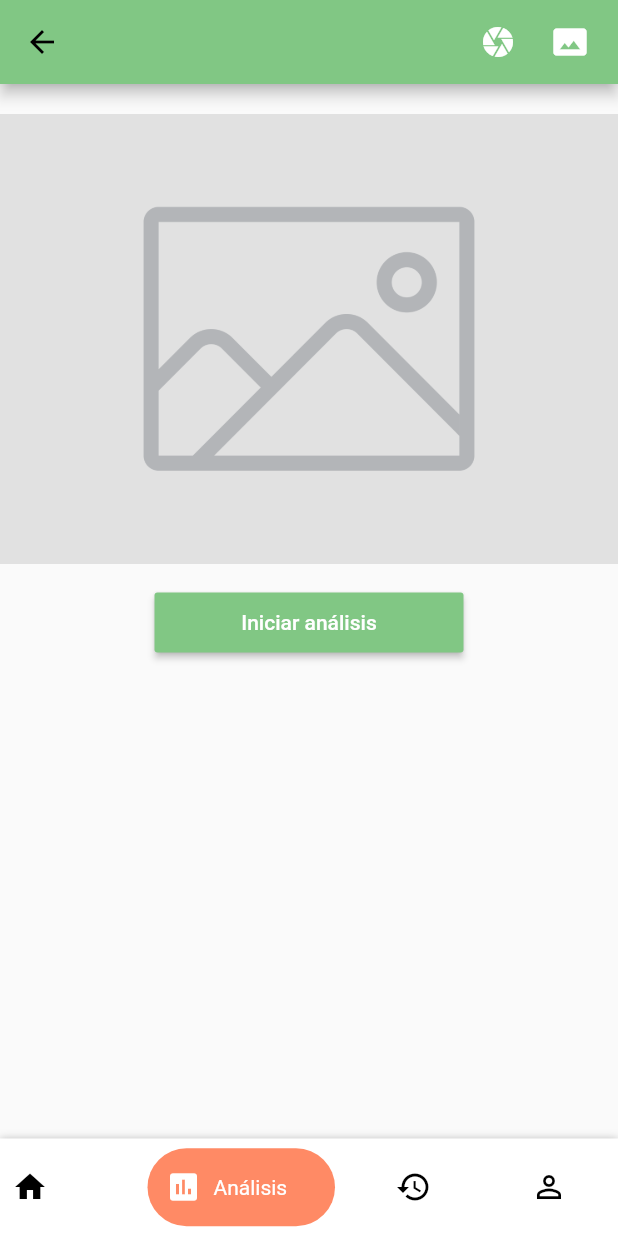
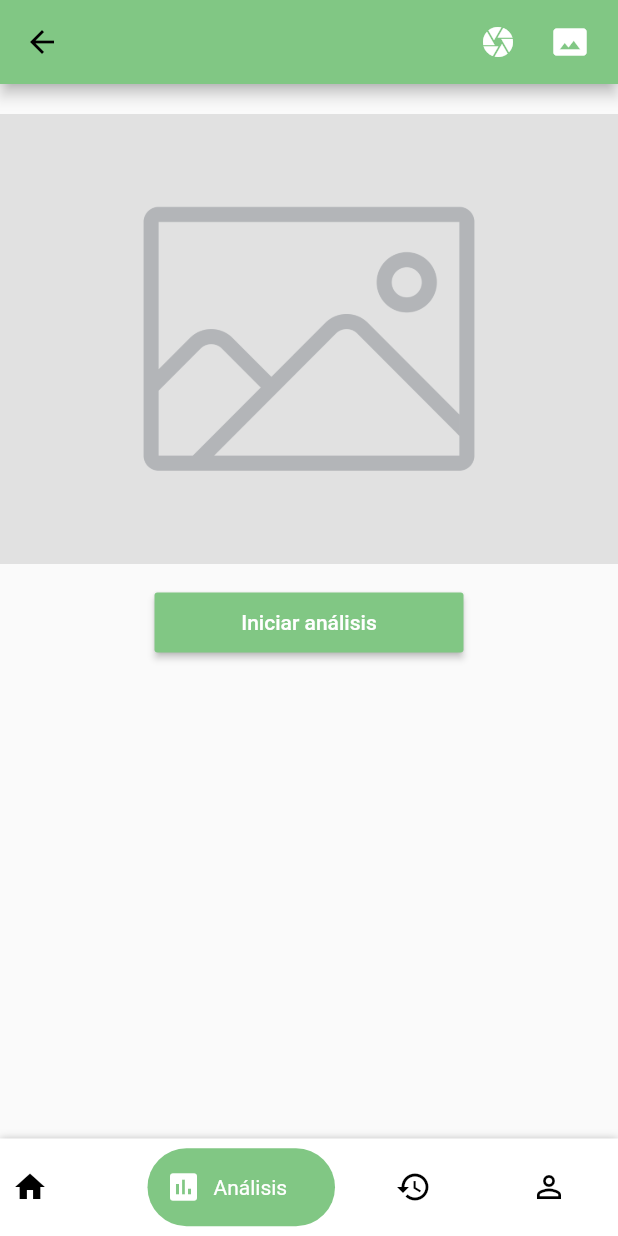
Before and after one commit to arrecis59/ui-client, a Flutter app: the HomePage screen opened by its route, item 2 of the bottom bar chosen, on a phone screen of 412 x 824 dp. Run offline on Flutter 3.47's test engine with Material 2 defaults, Android fonts, the phone set to English and light mode, and no system bars; our stand-ins replace image_picker, shared_preferences; accounts and stored records are empty; statements that could not run were skipped.

Commit message:
home page cambio de color

```diff
--- a/lib/src/pages/home_page.dart
+++ b/lib/src/pages/home_page.dart
@@ -19,8 +19,8 @@ class _HomePageState extends State<HomePage> {
 
   List<NavigationItem> items = [
     NavigationItem(Icon(Icons.home), Text('Home'), Colors.blue.shade300),
-    NavigationItem(Icon(Icons.insert_chart), Text('Análisis'), Colors.deepOrange.shade300),
-    NavigationItem(Icon(Icons.history), Text('Historial'), Colors.green.shade300),
+    NavigationItem(Icon(Icons.insert_chart), Text('Análisis'), Colors.green.shade300),
+    NavigationItem(Icon(Icons.history), Text('Historial'), Colors.deepOrange.shade300),
     NavigationItem(Icon(Icons.person_outline), Text('Cuenta'), Colors.teal.shade200),
   ];
 
```
